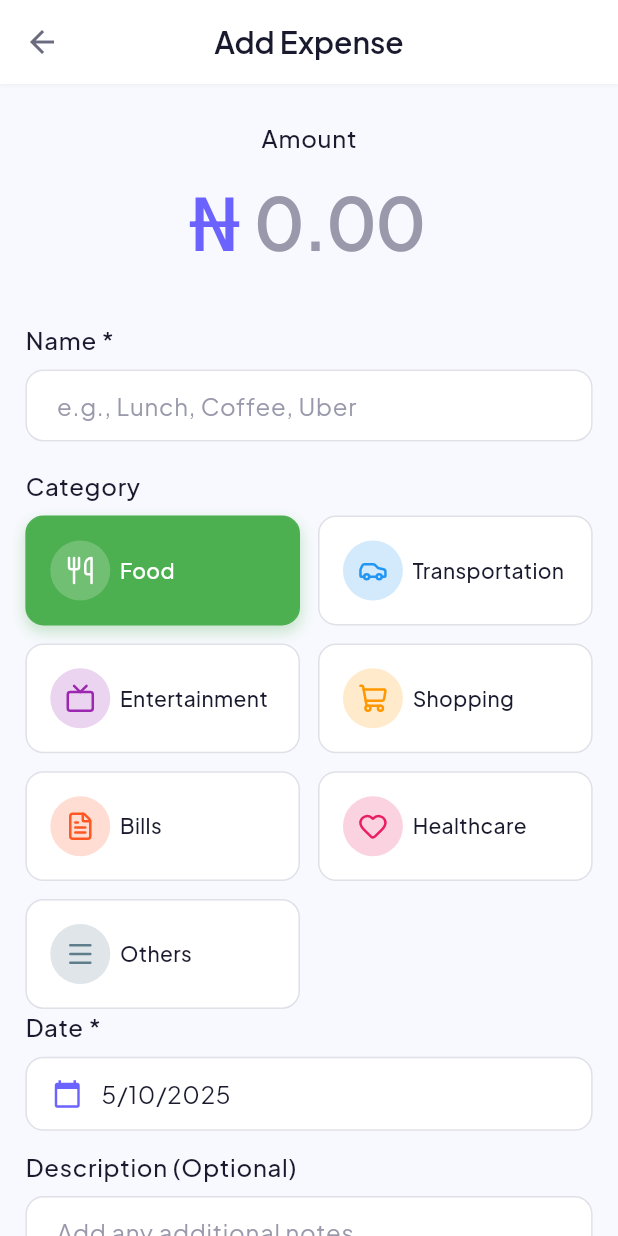
After one commit to aderemi-alo/pocketly, a Flutter app: the screen it shows after launch, after a tap on an icon or button, on a phone screen of 412 x 824 dp. The commit adds this screen. Run offline on Flutter 3.47's test engine with Material 3 defaults, Android fonts, the phone set to English and light mode, and no system bars; our stand-ins replace flutter_riverpod, go_router, lucide_icons_flutter.

Commit message:
Enhance expense management UI and functionality
- Introduced AddEditExpenseScreen for editing existing expenses with improved input handling.
- Updated Categories to use LucideIcons for better visual representation.
- Added NumberFormattingInputFormatter for consistent number input formatting.
- Refactored ExpensesView to display expenses with icons and improved layout.
- Updated pubspec.yaml to include lucide_icons_flutter package for icon support.
- Made various theme adjustments for better UI consistency.

```diff
--- a/analysis_options.yaml
+++ b/analysis_options.yaml
@@ -25,8 +25,9 @@ linter:
     unnecessary_this: true          # Avoid redundant "this."
     unnecessary_new: true           # No "new" keyword
     unnecessary_const: true         # No redundant "const"
-    lines_longer_than_80_chars: false # Don’t force 80-char limit (relaxed)
+    lines_longer_than_80_chars: false # Don't force 80-char limit (relaxed)
     always_use_package_imports: true # Enforce package imports (clearer in big apps)
+    require_trailing_commas: true   # Enforce trailing commas for cleaner diffs
 
     # --- Cleanliness ---
     avoid_unnecessary_containers: true
--- a/lib/core/core.dart
+++ b/lib/core/core.dart
@@ -6,3 +6,4 @@ export 'theme/theme.dart';
 export 'package:flutter/material.dart';
 export 'package:flutter_riverpod/flutter_riverpod.dart';
 export 'package:go_router/go_router.dart';
+export 'package:lucide_icons_flutter/lucide_icons.dart';
--- a/lib/core/navigation/app_router.dart
+++ b/lib/core/navigation/app_router.dart
@@ -27,7 +27,7 @@ final routerProvider = Provider<GoRouter>((ref) {
       GoRoute(
         path: AppRoutes.addExpense,
         name: 'addExpense',
-        builder: (context, state) => const AddExpenseView(),
+        builder: (context, state) => const AddEditExpenseScreen(),
       ),
       GoRoute(
         path: AppRoutes.settings,
--- a/lib/core/theme/light_theme.dart
+++ b/lib/core/theme/light_theme.dart
@@ -116,7 +116,7 @@ class AppTheme {
       // Input Decoration Theme
       inputDecorationTheme: InputDecorationTheme(
         filled: true,
-        fillColor: AppColors.surfaceVariant,
+        fillColor: AppColors.surface,
         border: OutlineInputBorder(
           borderRadius: BorderRadius.circular(12),
           borderSide: const BorderSide(color: AppColors.outline),
--- a/lib/core/theme/text_theme.dart
+++ b/lib/core/theme/text_theme.dart
@@ -58,7 +58,7 @@ class AppTextTheme {
     fontFamily: _fontFamily,
     fontSize: 16,
     fontWeight: FontWeight.w400,
-    color: AppColors.textSecondary,
+    color: AppColors.textPrimary,
     height: 1.5,
   );
 
@@ -66,7 +66,7 @@ class AppTextTheme {
     fontFamily: _fontFamily,
     fontSize: 14,
     fontWeight: FontWeight.w400,
-    color: AppColors.textSecondary,
+    color: AppColors.textPrimary,
     height: 1.5,
   );
 
@@ -74,7 +74,7 @@ class AppTextTheme {
     fontFamily: _fontFamily,
     fontSize: 12,
     fontWeight: FontWeight.w400,
-    color: AppColors.textSecondary,
+    color: AppColors.textPrimary,
     height: 1.4,
   );
 
--- a/lib/core/utils/utils.dart
+++ b/lib/core/utils/utils.dart
@@ -1,2 +1,3 @@
 // Utility exports
 export 'responsive_layout.dart';
+export 'number_input_formatter.dart';
--- a/lib/features/expenses/domain/constants/categories.dart
+++ b/lib/features/expenses/domain/constants/categories.dart
@@ -1,38 +1,48 @@
-import 'package:flutter/material.dart';
-import 'package:pocketly/features/expenses/domain/models/category.dart';
+import 'package:pocketly/core/core.dart';
+import 'package:pocketly/features/features.dart';
 
 class Categories {
   static const List<Category> predefined = [
-    Category(id: 'food', name: 'Food', icon: '🍽️', color: Color(0xFF4CAF50)),
+    Category(
+      id: 'food',
+      name: 'Food',
+      icon: Icon(LucideIcons.utensils),
+      color: Color(0xFF4CAF50),
+    ),
     Category(
       id: 'transportation',
       name: 'Transportation',
-      icon: '🚗',
+      icon: Icon(LucideIcons.car),
       color: Color(0xFF2196F3),
     ),
     Category(
       id: 'entertainment',
       name: 'Entertainment',
-      icon: '🎬',
+      icon: Icon(LucideIcons.tv),
       color: Color(0xFF9C27B0),
     ),
     Category(
       id: 'shopping',
       name: 'Shopping',
-      icon: '🛍️',
+      icon: Icon(LucideIcons.shoppingCart),
       color: Color(0xFFFF9800),
     ),
-    Category(id: 'bills', name: 'Bills', icon: '💡', color: Color(0xFFFF5722)),
+    Category(
+      id: 'bills',
+      name: 'Bills',
+      icon: Icon(LucideIcons.fileText),
+      color: Color(0xFFFF5722),
+    ),
     Category(
       id: 'healthcare',
       name: 'Healthcare',
-      icon: '🏥',
+      icon: Icon(LucideIcons.heart),
       color: Color(0xFFE91E63),
     ),
     Category(
       id: 'others',
       name: 'Others',
-      icon: '📦',
+      icon: Icon(LucideIcons.menu),
       color: Color(0xFF607D8B),
     ),
   ];
--- a/lib/features/expenses/domain/models/category.dart
+++ b/lib/features/expenses/domain/models/category.dart
@@ -4,7 +4,7 @@ import 'package:pocketly/core/core.dart';
 class Category {
   final String id;
   final String name;
-  final String icon;
+  final Icon icon;
   final Color color;
 
   const Category({
--- /dev/null
+++ b/lib/features/expenses/presentation/views/add_edit_expense_view.dart
@@ -0,0 +1,441 @@
+import 'package:intl/intl.dart';
+import 'package:pocketly/core/core.dart';
+import 'package:pocketly/features/features.dart';
+
+// Add/Edit Expense Screen
+class AddEditExpenseScreen extends ConsumerStatefulWidget {
+  final Expense? expense;
+
+  const AddEditExpenseScreen({super.key, this.expense});
+
+  @override
+  ConsumerState<AddEditExpenseScreen> createState() =>
+      _AddEditExpenseScreenState();
+}
+
+class _AddEditExpenseScreenState extends ConsumerState<AddEditExpenseScreen> {
+  final _formKey = GlobalKey<FormState>();
+  late TextEditingController _nameController;
+  late TextEditingController _amountController;
+  late TextEditingController _descriptionController;
+
+  Category _selectedCategory = Categories.predefined.first;
+  DateTime _selectedDate = DateTime.now();
+
+  @override
+  void initState() {
+    super.initState();
+    _nameController = TextEditingController(text: widget.expense?.name ?? '');
+    _amountController = TextEditingController(
+      text: widget.expense != null
+          ? NumberFormat('#,##0.##').format(widget.expense!.amount)
+          : '',
+    );
+    _descriptionController = TextEditingController(
+      text: widget.expense?.description ?? '',
+    );
+
+    if (widget.expense != null) {
+      _selectedCategory = widget.expense!.category;
+      _selectedDate = widget.expense!.date;
+    }
+  }
+
+  @override
+  void dispose() {
+    _nameController.dispose();
+    _amountController.dispose();
+    _descriptionController.dispose();
+    super.dispose();
+  }
+
+  void _handleSubmit() {
+    if (_formKey.currentState!.validate()) {
+      final expense = Expense(
+        id: widget.expense?.id ?? '',
+        name: _nameController.text.trim(),
+        amount:
+            double.tryParse(_amountController.text.replaceAll(',', '')) ?? 0,
+        category: _selectedCategory,
+        description: _descriptionController.text.trim().isEmpty
+            ? null
+            : _descriptionController.text.trim(),
+        date: _selectedDate,
+      );
+
+      if (widget.expense != null) {
+        ref
+            .read(expensesProvider.notifier)
+            .updateExpense(
+              expenseId: expense.id,
+              name: expense.name,
+              amount: expense.amount,
+              category: expense.category,
+              date: expense.date,
+              description: expense.description,
+            );
+      } else {
+        ref
+            .read(expensesProvider.notifier)
+            .addExpense(
+              name: expense.name,
+              amount: expense.amount,
+              category: expense.category,
+              date: expense.date,
+              description: expense.description,
+            );
+      }
+      context.pop();
+    }
+  }
+
+  Future<void> _selectDate() async {
+    final DateTime? picked = await showDatePicker(
+      context: context,
+      initialDate: _selectedDate,
+      firstDate: DateTime(2020),
+      lastDate: DateTime.now(),
+      builder: (context, child) {
+        return Theme(
+          data: Theme.of(context).copyWith(
+            colorScheme: const ColorScheme.light(
+              primary: AppColors.primary,
+              onSurface: AppColors.textPrimary,
+            ),
+          ),
+          child: child!,
+        );
+      },
+    );
+
+    if (picked != null && picked != _selectedDate) {
+      setState(() {
+        _selectedDate = picked;
+      });
+    }
+  }
+
+  @override
+  Widget build(BuildContext context) {
+    final categories = ref.watch(categoriesProvider);
+    final theme = Theme.of(context);
+    return Scaffold(
+      backgroundColor: AppColors.background,
+      appBar: AppBar(
+        backgroundColor: AppColors.surface,
+        elevation: 1,
+        shadowColor: Colors.black12,
+        leading: IconButton(
+          icon: const Icon(Icons.arrow_back, color: AppColors.textSecondary),
+          onPressed: () => context.pop(),
+        ),
+        title: Text(
+          widget.expense != null ? 'Edit Expense' : 'Add Expense',
+          style: theme.textTheme.titleLarge,
+        ),
+      ),
+      body: Form(
+        key: _formKey,
+        child: SingleChildScrollView(
+          padding: context.symmetric(horizontal: 16),
+          child: Column(
+            crossAxisAlignment: CrossAxisAlignment.start,
+            children: [
+              // Amount Input - Large
+              Center(
+                child: Padding(
+                  padding: context.symmetric(vertical: 24),
+                  child: Column(
+                    children: [
+                      Text(
+                        'Amount',
+                        style: theme.textTheme.bodyLarge?.copyWith(
+                          fontWeight: FontWeight.w500,
+                        ),
+                      ),
+                      context.verticalSpace(8),
+                      Row(
+                        mainAxisSize: MainAxisSize.min,
+                        crossAxisAlignment: CrossAxisAlignment.start,
+                        children: [
+                          Text(
+                            '₦',
+                            style: theme.textTheme.bodyLarge?.copyWith(
+                              fontSize: 48,
+                              color: AppColors.primary,
+                              fontWeight: FontWeight.w600,
+                            ),
+                          ),
+                          context.horizontalSpace(4),
+                          IntrinsicWidth(
+                            child: TextFormField(
+                              controller: _amountController,
+                              keyboardType:
+                                  const TextInputType.numberWithOptions(
+                                    decimal: true,
+                                  ),
+                              inputFormatters: [
+                                NumberFormattingInputFormatter(),
+                              ],
+                              style: theme.textTheme.bodyLarge?.copyWith(
+                                fontSize: 48,
+                                color: AppColors.textPrimary,
+                                fontWeight: FontWeight.w600,
+                                letterSpacing: -1.5,
+                              ),
+                              decoration: InputDecoration(
+                                hintText: '0.00',
+                                hintStyle: theme.textTheme.bodyLarge?.copyWith(
+                                  color: AppColors.textTertiary,
+                                  fontSize: 48,
+                                  fontWeight: FontWeight.w600,
+                                  letterSpacing: -1.5,
+                                ),
+                                border: InputBorder.none,
+                                enabledBorder: InputBorder.none,
+                                focusedBorder: InputBorder.none,
+                                errorBorder: InputBorder.none,
+                                fillColor: AppColors.background,
+                                contentPadding: EdgeInsets.zero,
+                              ),
+                              validator: (value) {
+                                if (value == null || value.isEmpty) {
+                                  return 'Required';
+                                }
+                                if (double.tryParse(value) == null) {
+                                  return 'Invalid';
+                                }
+                                return null;
+                              },
+                            ),
+                          ),
+                        ],
+                      ),
+                    ],
+                  ),
+                ),
+              ),
+
+              context.verticalSpace(8),
+
+              // Name Input
+              Text(
+                'Name *',
+                style: theme.textTheme.bodyLarge?.copyWith(
+                  fontWeight: FontWeight.w500,
+                ),
+              ),
+              context.verticalSpace(8),
+              TextFormField(
+                controller: _nameController,
+                decoration: InputDecoration(
+                  hintText: 'e.g., Lunch, Coffee, Uber',
+                  hintStyle: theme.textTheme.bodyLarge?.copyWith(
+                    color: AppColors.textTertiary,
+                  ),
+                  filled: true,
+                  fillColor: Colors.white,
+                  contentPadding: context.symmetric(
+                    horizontal: 16,
+                    vertical: 12,
+                  ),
+                ),
+                validator: (value) {
+                  if (value == null || value.trim().isEmpty) {
+                    return 'Please enter a name';
+                  }
+                  return null;
+                },
+              ),
+
+              context.verticalSpace(18),
+
+              // Category Selection
+              Text(
+                'Category',
+                style: theme.textTheme.bodyLarge?.copyWith(
+                  fontWeight: FontWeight.w500,
+                ),
+              ),
+              context.verticalSpace(8),
+
+              GridView.builder(
+                shrinkWrap: true,
+                physics: const NeverScrollableScrollPhysics(),
+                gridDelegate: const SliverGridDelegateWithFixedCrossAxisCount(
+                  crossAxisCount: 2,
+                  crossAxisSpacing: 12,
+                  mainAxisSpacing: 12,
+                  childAspectRatio: 2.5,
+                ),
+                itemCount: categories.length,
+                itemBuilder: (context, index) {
+                  final entry = categories.elementAt(index);
+                  final categoryName = entry.name;
+                  final config = entry;
+                  final isSelected = _selectedCategory == entry;
+
+                  return InkWell(
+                    onTap: () {
+                      setState(() {
+                        _selectedCategory = entry;
+                      });
+                    },
+                    borderRadius: BorderRadius.circular(12),
+                    child: Container(
+                      padding: context.all(16),
+                      decoration: BoxDecoration(
+                        color: isSelected
+                            ? _selectedCategory.color
+                            : Colors.white,
+                        borderRadius: BorderRadius.circular(12),
+                        border: Border.all(
+                          color: isSelected
+                              ? _selectedCategory.color
+                              : AppColors.outline,
+                        ),
+                        boxShadow: isSelected
+                            ? [
+                                BoxShadow(
+                                  color: _selectedCategory.color.withValues(
+                                    alpha: 0.3,
+                                  ),
+                                  blurRadius: 8,
+                                  offset: const Offset(0, 4),
+                                ),
+                              ]
+                            : null,
+                      ),
+                      child: Row(
+                        children: [
+                          Container(
+                            width: 40,
+                            height: 40,
+                            decoration: BoxDecoration(
+                              color: isSelected
+                                  ? AppColors.surface.withValues(alpha: 0.2)
+                                  : config.color.withValues(alpha: 0.2),
+                              shape: BoxShape.circle,
+                            ),
+                            child: Icon(
+                              config.icon.icon,
+                              color: isSelected ? Colors.white : config.color,
+                              size: 20,
+                            ),
+                          ),
+                          context.horizontalSpace(6),
+                          Expanded(
+                            child: Text(
+                              categoryName,
+                              style: theme.textTheme.bodyMedium?.copyWith(
+                                color: isSelected
+                                    ? Colors.white
+                                    : AppColors.textPrimary,
+                                fontWeight: FontWeight.w500,
+                              ),
+                              overflow: TextOverflow.ellipsis,
+                            ),
+                          ),
+                        ],
+                      ),
+                    ),
+                  );
+                },
+              ),
+
+              // Date Input
+              Text(
+                'Date *',
+                style: theme.textTheme.bodyLarge?.copyWith(
+                  fontWeight: FontWeight.w500,
+                ),
+              ),
+
+              context.verticalSpace(8),
+              InkWell(
+                onTap: _selectDate,
+                borderRadius: BorderRadius.circular(12),
+                child: Container(
+                  padding: context.symmetric(horizontal: 16, vertical: 12),
+                  decoration: BoxDecoration(
+                    color: Colors.white,
+                    borderRadius: BorderRadius.circular(12),
+                    border: Border.all(color: AppColors.outline),
+                  ),
+                  child: Row(
+                    children: [
+                      const Icon(
+                        Icons.calendar_today,
+                        color: AppColors.primary,
+                        size: 20,
+                      ),
+                      context.horizontalSpace(12),
+                      Text(
+                        '${_selectedDate.day}/${_selectedDate.month}/${_selectedDate.year}',
+                        style: theme.textTheme.bodyLarge,
+                      ),
+                    ],
+                  ),
+                ),
+              ),
+
+              context.verticalSpace(12),
+
+              // Description Input
+              Text(
+                'Description (Optional)',
+                style: theme.textTheme.bodyLarge?.copyWith(
+                  fontWeight: FontWeight.w500,
+                ),
+              ),
+              context.verticalSpace(8),
+              TextFormField(
+                controller: _descriptionController,
+                maxLines: 3,
+                decoration: InputDecoration(
+                  hintText: 'Add any additional notes...',
+                  hintStyle: theme.textTheme.bodyLarge?.copyWith(
+                    color: AppColors.textTertiary,
+                  ),
+                  filled: true,
+                  fillColor: AppColors.surface,
+                  contentPadding: context.symmetric(
+                    horizontal: 16,
+                    vertical: 12,
+                  ),
+                ),
+              ),
+
+              context.verticalSpace(24),
+
+              // Submit Button
+              SizedBox(
+                width: double.infinity,
+                child: ElevatedButton(
+                  onPressed: _handleSubmit,
+                  style: ElevatedButton.styleFrom(
+                    padding: context.symmetric(vertical: 16),
+                    shape: RoundedRectangleBorder(
+                      borderRadius: BorderRadius.circular(12),
+                    ),
+                    elevation: 4,
+                    shadowColor: AppColors.primary.withValues(alpha: 0.3),
+                  ),
+                  child: Text(
+                    widget.expense != null ? 'Update Expense' : 'Add Expense',
+                    style: theme.textTheme.bodyLarge?.copyWith(
+                      fontWeight: FontWeight.w600,
+                      color: AppColors.surface,
+                    ),
+                  ),
+                ),
+              ),
+
+              context.verticalSpace(24),
+            ],
+          ),
+        ),
+      ),
+    );
+  }
+}
--- a/lib/features/expenses/presentation/views/expenses_view.dart
+++ b/lib/features/expenses/presentation/views/expenses_view.dart
@@ -1,6 +1,5 @@
 import 'package:pocketly/core/core.dart';
 import 'package:pocketly/features/features.dart';
-import 'package:go_router/go_router.dart';
 
 class ExpensesView extends ConsumerStatefulWidget {
   const ExpensesView({super.key});
@@ -12,13 +11,71 @@ class ExpensesView extends ConsumerStatefulWidget {
 class _ExpensesViewState extends ConsumerState<ExpensesView> {
   @override
   Widget build(BuildContext context) {
+    final expensesState = ref.watch(expensesProvider);
     return Scaffold(
-      body: Center(child: Text('Expenses')),
+      backgroundColor: AppColors.textPrimary,
+      appBar: AppBar(
+        title: const Text('Expenses'),
+        backgroundColor: AppColors.surface,
+        foregroundColor: AppColors.textPrimary,
+        elevation: 0,
+      ),
+      body: Column(
+        mainAxisSize: MainAxisSize.min,
+        children: [
+          //Expenses List
+          expensesState.expenses.isEmpty
+              ? const Center(child: Text('No expenses yet'))
+              : Expanded(
+                  child: ListView.builder(
+                    itemCount: expensesState.expenses.length,
+                    itemBuilder: (context, index) {
+                      return Container(
+                        padding: context.symmetric(
+                          horizontal: 16,
+                          vertical: 12,
+                        ),
+                        decoration: BoxDecoration(
+                          color: AppColors.surface,
+                          borderRadius: BorderRadius.circular(16),
+                        ),
+                        child: Row(
+                          children: [
+                            Container(
+                              decoration: BoxDecoration(
+                                color: expensesState
+                                    .expenses[index]
+                                    .category
+                                    .color
+                                    .withValues(alpha: 0.5),
+                                shape: BoxShape.circle,
+                              ),
+                              child:
+                                  expensesState.expenses[index].category.icon,
+                            ),
+                            Text(expensesState.expenses[index].name),
+                            Text(
+                              expensesState.expenses[index].amount.toString(),
+                            ),
+                          ],
+                        ),
+                      );
+                    },
+                  ),
+                ),
+        ],
+      ),
       floatingActionButton: FloatingActionButton(
         onPressed: () {
+          // Navigator.push(
+          //   context,
+          //   MaterialPageRoute(
+          //     builder: (context) => AddEditExpenseScreen(onSave: (expense) {}),
+          //   ),
+          // );
           context.push(AppRoutes.addExpense);
         },
-        child: const Icon(Icons.add),
+        child: const Icon(LucideIcons.plus),
       ),
     );
   }
--- a/lib/features/expenses/presentation/views/views.dart
+++ b/lib/features/expenses/presentation/views/views.dart
@@ -1,2 +1,3 @@
 export 'expenses_view.dart';
-export 'add_expense_view.dart';
+export 'add_expense_view_old.dart';
+export 'add_edit_expense_view.dart';
--- a/pubspec.yaml
+++ b/pubspec.yaml
@@ -12,6 +12,7 @@ dependencies:
   flutter_riverpod: ^3.0.1
   go_router: ^16.2.4
   intl: ^0.20.2
+  lucide_icons_flutter: ^3.1.1
 
 dev_dependencies:
   flutter_test:
```
Also changed, not shown: lib/core/utils/number_input_formatter.dart (added, +62 -0 lines), lib/features/expenses/presentation/views/add_expense_view_old.dart (renamed from lib/features/expenses/presentation/views/add_expense_view.dart, +15 -26 lines), pubspec.lock.
